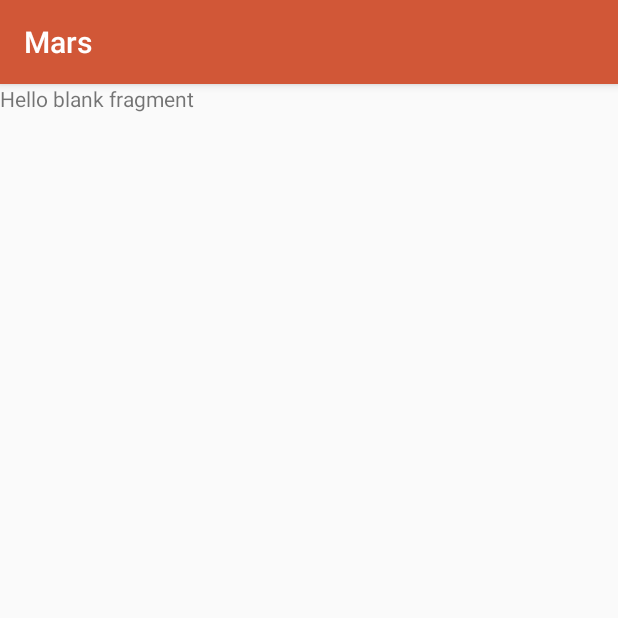
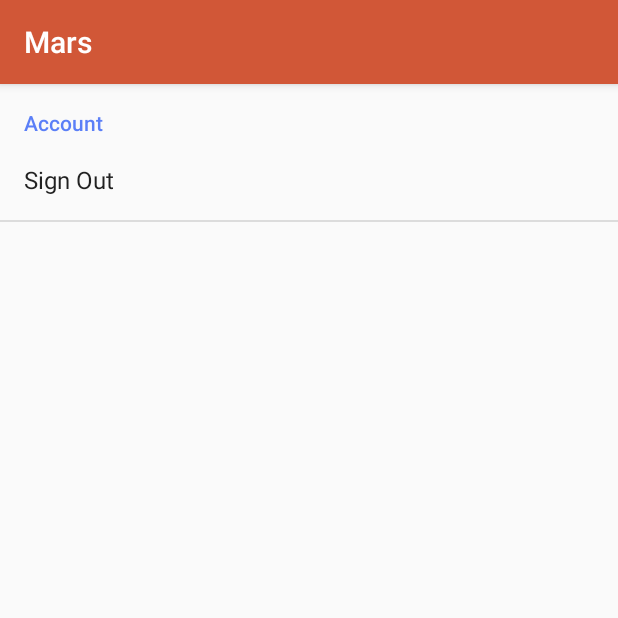
Before and after one commit to s-thom/MarsAndroid, an Android app: the fragment SettingsFragment shown on its own in the app's theme, on a phone screen of 412 x 824 dp, the top half of it. Run offline under Robolectric (Android 15) with nearby library versions, the phone set to English and light mode, and no system bars.

Commit message:
Add basic content to settings fragment

```diff
--- a/app/src/main/java/kiwi/sthom/mars/MainActivity.java
+++ b/app/src/main/java/kiwi/sthom/mars/MainActivity.java
@@ -25,6 +25,7 @@ public class MainActivity extends AppCompatActivity implements
     private static final int STATE_DEVICES = 46;
     private static final int STATE_LOADING = 963;
     private static final int STATE_DEVICE_VIEW = 568;
+    private static final int STATE_SETTINGS = 592;
 
     private static final int NAV_DEVICES = R.id.nav_device_list;
     private static final int NAV_DEVICE = R.id.nav_device;
@@ -46,15 +47,15 @@ public class MainActivity extends AppCompatActivity implements
         navigation.setOnNavigationItemSelectedListener((@NonNull MenuItem item) -> {
             switch (item.getItemId()) {
                 case R.id.nav_device_list:
-                    setFragment(_deviceListFrag);
+                    setState(STATE_DEVICES);
                     return true;
                 case R.id.nav_device:
                     if (_deviceFrag != null) {
-                        setFragment(_deviceFrag);
+                        setState(STATE_DEVICE_VIEW);
                     }
                     return true;
                 case R.id.nav_settings:
-                    // TODO: 17/06/2017 Settings
+                    setState(STATE_SETTINGS);
                     return true;
             }
             return false;
@@ -188,6 +189,10 @@ public class MainActivity extends AppCompatActivity implements
                 setFragment(_deviceFrag);
                 setNavVisible(true);
                 break;
+            case STATE_SETTINGS:
+                setFragment(SettingsFragment.newInstance());
+                setNavVisible(true);
+                break;
             default:
                 Log.d("STATE", "Unknown state " + newState);
         }
--- a/app/src/main/java/kiwi/sthom/mars/SettingsFragment.java
+++ b/app/src/main/java/kiwi/sthom/mars/SettingsFragment.java
@@ -33,13 +33,8 @@ public class SettingsFragment extends PreferenceFragment {
     @Override
     public void onCreate(Bundle savedInstanceState) {
         super.onCreate(savedInstanceState);
-    }
 
-    @Override
-    public View onCreateView(LayoutInflater inflater, ViewGroup container,
-                             Bundle savedInstanceState) {
-        // Inflate the layout for this fragment
-        return inflater.inflate(R.layout.fragment_settings, container, false);
+        addPreferencesFromResource(R.xml.preferences);
     }
 
 }
--- a/app/src/main/res/layout/fragment_settings.xml
+++ /dev/null
@@ -1,13 +0,0 @@
-<FrameLayout xmlns:android="http://schemas.android.com/apk/res/android"
-    xmlns:tools="http://schemas.android.com/tools"
-    android:layout_width="match_parent"
-    android:layout_height="match_parent"
-    tools:context="kiwi.sthom.mars.SettingsFragment">
-
-    <!-- TODO: Update blank fragment layout -->
-    <TextView
-        android:layout_width="match_parent"
-        android:layout_height="match_parent"
-        android:text="@string/hello_blank_fragment" />
-
-</FrameLayout>
--- a/app/src/main/res/values/strings.xml
+++ b/app/src/main/res/values/strings.xml
@@ -16,6 +16,9 @@
     <string name="nav_device">Device</string>
     <string name="nav_settings">Settings</string>
 
+    <string name="prefs_category_account">Account</string>
+    <string name="prefs_sign_out">Sign Out</string>
+
     <!-- TODO: Remove or change this placeholder text -->
     <string name="hello_blank_fragment">Hello blank fragment</string>
     <string name="title_activity_launch_uri">Launch with Mars</string>
--- a/app/src/main/res/xml/preferences.xml
+++ b/app/src/main/res/xml/preferences.xml
@@ -1,4 +1,14 @@
 <?xml version="1.0" encoding="utf-8"?>
 <PreferenceScreen xmlns:android="http://schemas.android.com/apk/res/android">
+    <PreferenceCategory
+        android:title="@string/prefs_category_account"
+        android:key="prefs_category_account">
 
+        <Preference
+            android:title="@string/prefs_sign_out"
+            android:key="prefs_sign_out">
+            <!-- TODO: Start reset activity -->
+        </Preference>
+
+    </PreferenceCategory>
 </PreferenceScreen>
```
